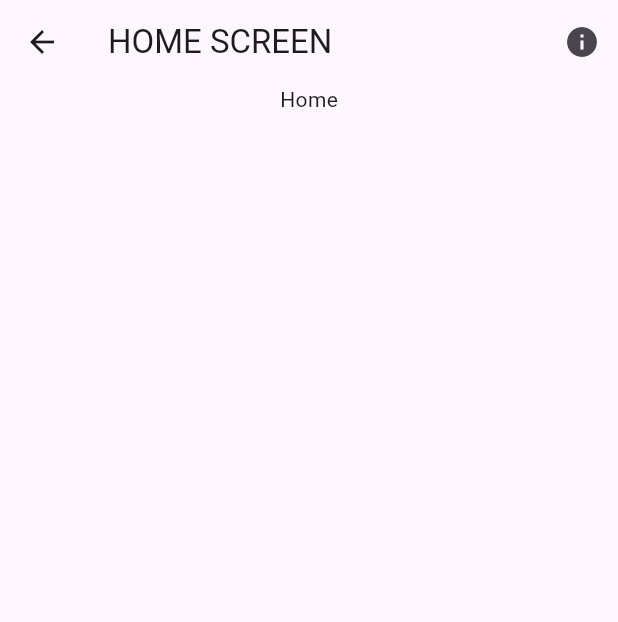
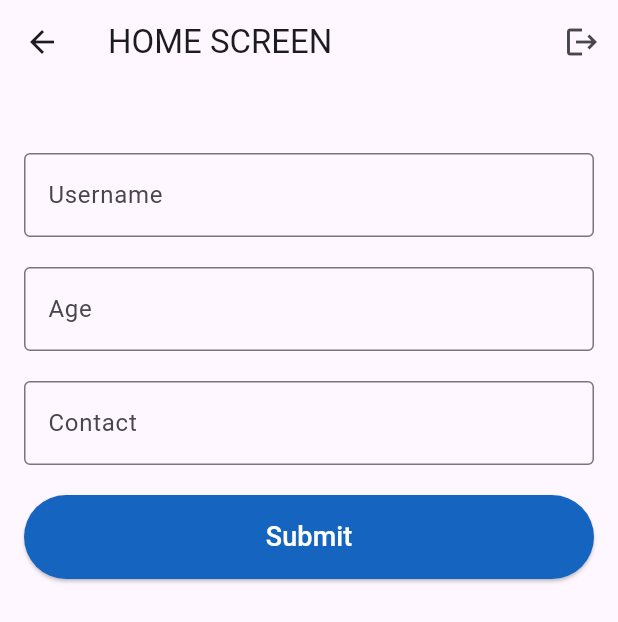
Before and after one commit to FahadFarooq40/Login_SignUp_Firebase, a Flutter app: the Homeview screen opened directly, on a phone screen of 412 x 824 dp. Shown: the top 622 px of the screen. Run offline on Flutter 3.47's test engine with Material 3 defaults, Android fonts, the phone set to English and light mode, and no system bars; our stand-ins replace cloud_firestore, firebase_auth, firebase_core; accounts and stored records are empty.

Commit message:
Add Data

```diff
--- a/lib/Screen_view/home_view.dart
+++ b/lib/Screen_view/home_view.dart
@@ -1,5 +1,6 @@
-// ignore_for_file: unused_local_variable
+// ignore_for_file: unused_local_variable, use_build_context_synchronously, avoid_print
 
+import 'package:cloud_firestore/cloud_firestore.dart';
 import 'package:firebase_auth/firebase_auth.dart';
 import 'package:flutter/material.dart';
 import 'package:login_signup/Screen_view/login_page.dart';
@@ -12,11 +13,15 @@ class Homeview extends StatefulWidget {
 }
 
 class _HomeviewState extends State<Homeview> {
-  signoutUser() async {
+  TextEditingController usernameController = TextEditingController();
+  TextEditingController ageController = TextEditingController();
+  TextEditingController contactController = TextEditingController();
+
+  Future<void> signoutUser() async {
     try {
-      final credential = await FirebaseAuth.instance.signOut();
-      Navigator.push(
-        // ignore: use_build_context_synchronously
+      await FirebaseAuth.instance.signOut();
+      if (!mounted) return;
+      Navigator.pushReplacement(
         context,
         MaterialPageRoute(
           builder: (context) => const LoginScreen(),
@@ -24,6 +29,41 @@ class _HomeviewState extends State<Homeview> {
       );
     } catch (e) {
       print(e);
+      ScaffoldMessenger.of(context).showSnackBar(
+        SnackBar(content: Text('Sign out failed: $e')),
+      );
+    }
+  }
+
+  Future<void> addUser() async {
+    try {
+      await FirebaseFirestore.instance.collection('users').add({
+        'username': usernameController.text,
+        'age': ageController.text,
+        'contact': contactController.text,
+      });
+      showDialog(
+        context: context,
+        builder: (BuildContext context) {
+          return AlertDialog(
+            title: const Text('Success'),
+            content: const Text('User added successfully!'),
+            actions: [
+              TextButton(
+                child: const Text('OK'),
+                onPressed: () {
+                  Navigator.of(context).pop();
+                },
+              ),
+            ],
+          );
+        },
+      );
+    } catch (e) {
+      print("Firebase Firestore Error: $e");
+      ScaffoldMessenger.of(context).showSnackBar(
+        SnackBar(content: Text('Failed to add user: $e')),
+      );
     }
   }
 
@@ -34,15 +74,65 @@ class _HomeviewState extends State<Homeview> {
         title: const Text('HOME SCREEN'),
         actions: [
           IconButton(
-            icon: const Icon(Icons.info),
+            icon: const Icon(Icons.logout),
             onPressed: () {
               signoutUser();
             },
           ),
         ],
       ),
-      body: const Column(
-        children: [Center(child: Text("Home"))],
+      body: Padding(
+        padding: const EdgeInsets.all(16.0),
+        child: Column(
+          crossAxisAlignment: CrossAxisAlignment.stretch,
+          children: [
+            const SizedBox(height: 30),
+            TextField(
+              controller: usernameController,
+              decoration: const InputDecoration(
+                labelText: 'Username',
+                border: OutlineInputBorder(),
+              ),
+            ),
+            const SizedBox(height: 20),
+            TextField(
+              controller: ageController,
+              decoration: const InputDecoration(
+                labelText: 'Age',
+                border: OutlineInputBorder(),
+              ),
+            ),
+            const SizedBox(height: 20),
+            TextField(
+              controller: contactController,
+              decoration: const InputDecoration(
+                labelText: 'Contact',
+                border: OutlineInputBorder(),
+              ),
+            ),
+            const SizedBox(height: 20),
+            ElevatedButton(
+              onPressed: () {
+                addUser();
+              },
+              style: ElevatedButton.styleFrom(
+                padding: const EdgeInsets.symmetric(
+                    horizontal: 40.0, vertical: 15.0),
+                backgroundColor: Colors.blue.shade800,
+                shape: RoundedRectangleBorder(
+                  borderRadius: BorderRadius.circular(30.0),
+                ),
+              ),
+              child: const Text(
+                "Submit",
+                style: TextStyle(
+                  fontSize: 18,
+                  color: Colors.white,
+                ),
+              ),
+            ),
+          ],
+        ),
       ),
     );
   }
```
